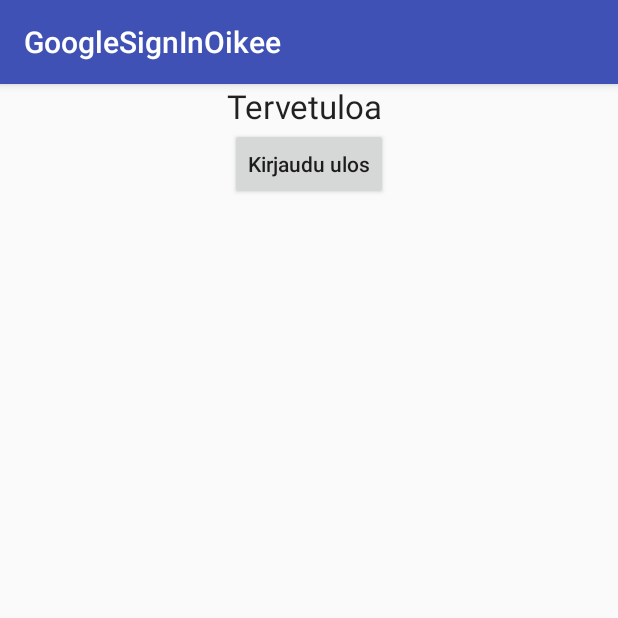
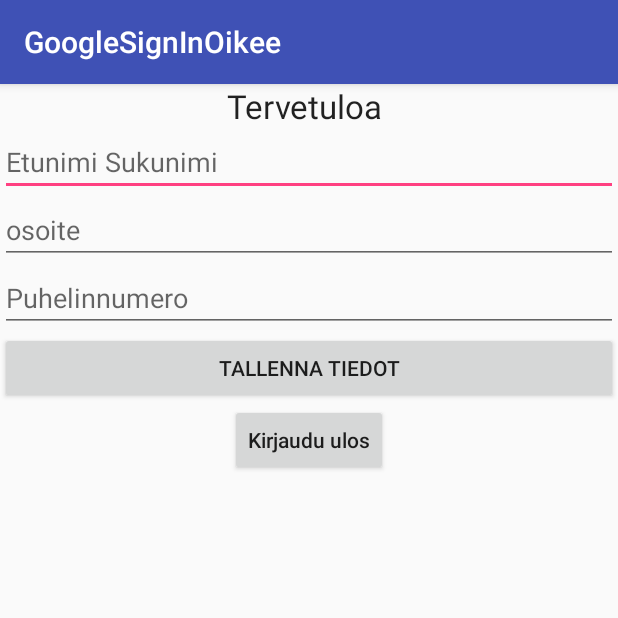
Before and after one commit to jomppe123/MyFood, an Android app: the ProfileActivity screen opened directly, with no data from a screen before it, on a phone screen of 412 x 824 dp, the top half of it. Run offline under Robolectric (Android 15) with nearby library versions, the phone set to English and light mode, and no system bars; our stand-ins replace Firebase (no records; nobody signed in at launch, a user with empty details on screens opened directly).

Commit message:
Tietojen tallennus

```diff
--- a/app/build.gradle
+++ b/app/build.gradle
@@ -27,9 +27,11 @@ dependencies {
     })
     compile 'com.android.support:appcompat-v7:25.1.1'
     compile 'com.android.support:design:25.1.1'
-    compile 'com.google.android.gms:play-services-auth:9.2.0'
+    compile 'com.google.android.gms:play-services-auth:9.4.0'
     compile 'com.android.support.constraint:constraint-layout:1.0.0-beta5'
-    compile 'com.google.firebase:firebase-auth:9.2.0'
+    compile 'com.google.firebase:firebase-auth:9.4.0'
+    compile 'com.google.firebase:firebase-database:9.4.0'
+
     testCompile 'junit:junit:4.12'
 }
 
--- a/app/src/main/java/com/example/jomppe/googlesigninoikee/ProfileActivity.java
+++ b/app/src/main/java/com/example/jomppe/googlesigninoikee/ProfileActivity.java
@@ -5,10 +5,14 @@ import android.support.v7.app.AppCompatActivity;
 import android.os.Bundle;
 import android.view.View;
 import android.widget.Button;
+import android.widget.EditText;
 import android.widget.TextView;
+import android.widget.Toast;
 
 import com.google.firebase.auth.FirebaseAuth;
 import com.google.firebase.auth.FirebaseUser;
+import com.google.firebase.database.DatabaseReference;
+import com.google.firebase.database.FirebaseDatabase;
 
 public class ProfileActivity extends AppCompatActivity {
 
@@ -16,6 +20,13 @@ public class ProfileActivity extends AppCompatActivity {
 
     private TextView textViewUserEmail;
     private Button buttonLogout;
+
+    private DatabaseReference databaseReference;
+
+    private EditText editTextName, editTextAddress, editTextNumber;
+
+    private Button buttonSave;
+
     @Override
     protected void onCreate(Bundle savedInstanceState) {
         super.onCreate(savedInstanceState);
@@ -28,16 +39,22 @@ public class ProfileActivity extends AppCompatActivity {
 //            startActivity(new Intent(this, FireBsSignIn.class));
 //        }
 
+        databaseReference = FirebaseDatabase.getInstance().getReference();
 
+        editTextAddress = (EditText)findViewById(R.id.editTextAddress);
+        editTextName = (EditText)findViewById(R.id.editTextName);
+        editTextNumber = (EditText)findViewById(R.id.editTextNumber);
+        buttonSave = (Button) findViewById(R.id.buttonSave);
 
         FirebaseUser user = firebaseAuth.getCurrentUser();
 
+        //initializing Views
+        buttonLogout = (Button) findViewById(R.id.buttonLogout);
         textViewUserEmail = (TextView)findViewById(R.id.textViewUserEmail);
-
+        //Displaying logged in user name
         textViewUserEmail.setText("Tervetuloa " +user.getEmail());
 
-
-        buttonLogout = (Button) findViewById(R.id.buttonLogout);
+        //Adding listener to buttons
 
         buttonLogout.setOnClickListener(new View.OnClickListener() {
             @Override
@@ -49,5 +66,34 @@ public class ProfileActivity extends AppCompatActivity {
             }
         });
 
+        buttonSave.setOnClickListener(new View.OnClickListener() {
+            @Override
+            public void onClick(View v) {
+                saveUserInformation();
+            }
+        });
+
     }
+
+     private void saveUserInformation(){
+
+         String name = editTextName.getText().toString().trim();
+         String address = editTextAddress.getText().toString().trim();
+         String numero = editTextNumber.getText().toString().trim();
+
+         UserInformation userInformation = new UserInformation(name, address, numero);
+
+         FirebaseUser user = firebaseAuth.getCurrentUser();
+
+         databaseReference.child(user.getUid()).setValue(userInformation);
+
+         Toast.makeText(this,"Tiedot tallennettiin onnistuneesti!", Toast.LENGTH_LONG).show();
+
+     }
+
+
+
+
+
+
 }
--- a/app/src/main/res/layout/activity_profile.xml
+++ b/app/src/main/res/layout/activity_profile.xml
@@ -10,9 +10,10 @@
     <LinearLayout
         android:layout_width="match_parent"
         android:layout_height="match_parent"
-        android:layout_centerHorizontal="true"
-        android:layout_centerVertical="true"
-        android:orientation="vertical">
+        android:orientation="vertical"
+        android:layout_alignParentTop="true"
+        android:layout_alignParentLeft="true"
+        android:layout_alignParentStart="true">
 
 
         <TextView
@@ -23,12 +24,35 @@
             android:layout_gravity="center_horizontal"
             android:text="TextView" />
 
+        <EditText
+            android:id="@+id/editTextName"
+            android:layout_width="match_parent"
+            android:layout_height="wrap_content"
+            android:hint="Etunimi Sukunimi"/>
+        <EditText
+            android:id="@+id/editTextAddress"
+            android:layout_width="match_parent"
+            android:layout_height="wrap_content"
+            android:hint="osoite"/>
+
+        <EditText
+            android:id="@+id/editTextNumber"
+            android:layout_width="match_parent"
+            android:layout_height="wrap_content"
+            android:hint="Puhelinnumero"/>
+
+        <Button
+            android:id="@+id/buttonSave"
+            android:layout_width="match_parent"
+            android:layout_height="wrap_content"
+            android:text="Tallenna tiedot" />
+
         <Button
             android:id="@+id/buttonLogout"
             android:layout_width="wrap_content"
             android:layout_height="wrap_content"
+            android:layout_gravity="center_horizontal"
             android:text="Kirjaudu ulos"
-            android:textAllCaps="false"
-            android:layout_gravity="center_horizontal"/>
+            android:textAllCaps="false" />
     </LinearLayout>
 </RelativeLayout>
```
Also changed, not shown: app/src/main/java/com/example/jomppe/googlesigninoikee/UserInformation.java (added, +22 -0 lines).
